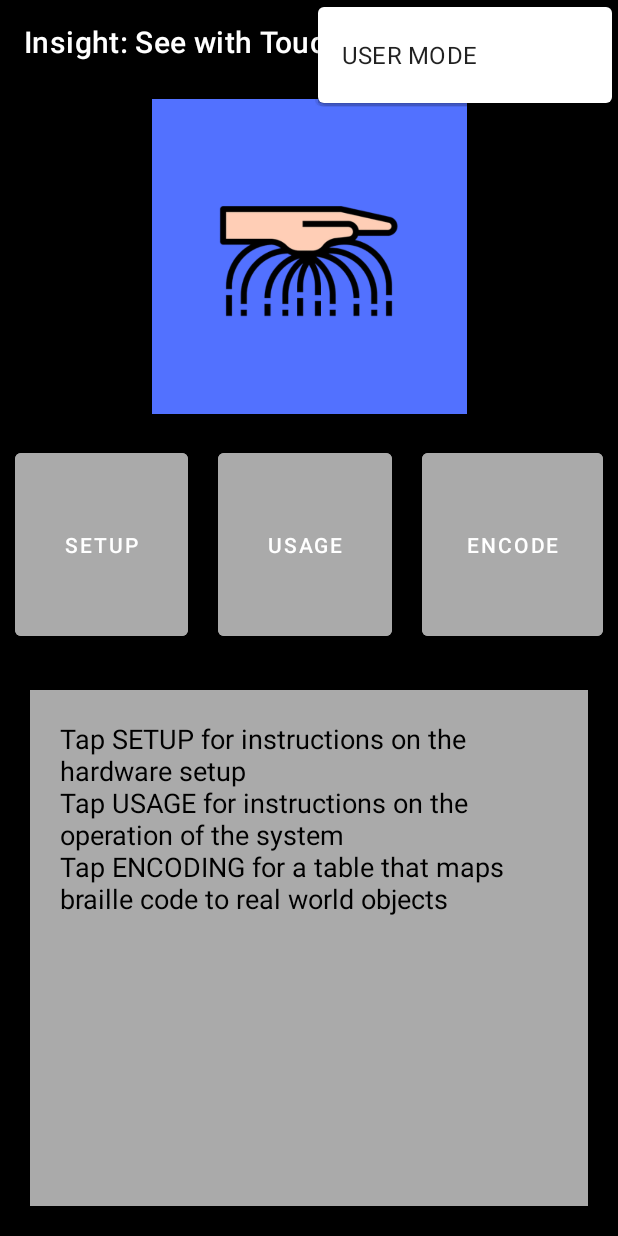
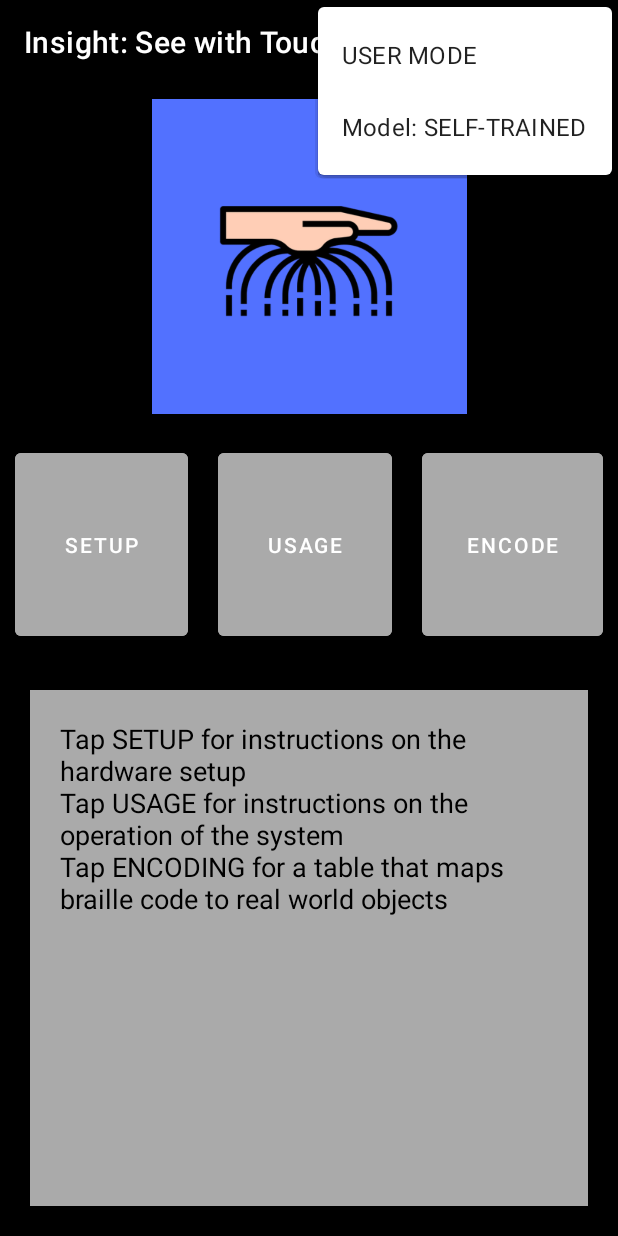
Before and after one commit to digathomas/insight_see_with_touch, an Android app: the screen it shows after launch (MainActivity), with the options menu open, on a phone screen of 412 x 824 dp. Run offline under Robolectric (Android 15) with nearby library versions, the phone set to English and light mode, and no system bars; libraries missing offline, so code that uses them is left out: com.hoho.android, detection.env; 5 statements that could not run were skipped.

Commit message:
menu item

```diff
--- /dev/null
+++ b/app/src/main/assets/labelmap1.txt
@@ -0,0 +1,2 @@
+floor
+stair
--- a/app/src/main/res/menu/menu_list.xml
+++ b/app/src/main/res/menu/menu_list.xml
@@ -23,5 +23,9 @@
         android:id="@+id/camera_state"
         android:title="Cam Feed: ON"
         />
+    <item
+        android:id="@+id/obj_det_model"
+        android:title="Model: SELF-TRAINED"
+        />
 
 </menu>
```
